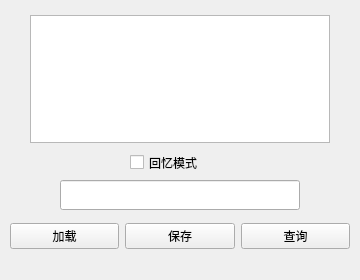
jaqchen/wb06, file wubiform/wubiform.ui: the form before one commit.
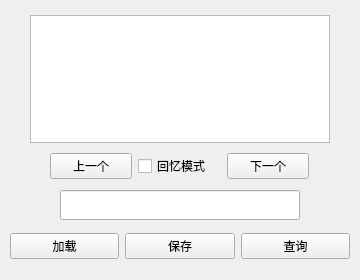
The form after the commit.

Diff of the .ui file:
```diff
--- a/wubiform/wubiform.ui
+++ b/wubiform/wubiform.ui
@@ -45,7 +45,7 @@
    <property name="geometry">
     <rect>
      <x>60</x>
-     <y>180</y>
+     <y>190</y>
      <width>240</width>
      <height>30</height>
     </rect>
@@ -61,7 +61,7 @@
    <property name="geometry">
     <rect>
      <x>10</x>
-     <y>220</y>
+     <y>230</y>
      <width>340</width>
      <height>33</height>
     </rect>
@@ -99,18 +99,44 @@
     </item>
    </layout>
   </widget>
-  <widget class="QCheckBox" name="recall_mode">
+  <widget class="QWidget" name="layoutWidget">
    <property name="geometry">
     <rect>
-     <x>130</x>
+     <x>50</x>
      <y>150</y>
-     <width>100</width>
-     <height>25</height>
+     <width>259</width>
+     <height>33</height>
     </rect>
    </property>
-   <property name="text">
-    <string>回忆模式</string>
-   </property>
+   <layout class="QHBoxLayout" name="horizontalLayout2">
+    <item>
+     <widget class="QPushButton" name="button_prev">
+      <property name="text">
+       <string>上一个</string>
+      </property>
+      <property name="autoDefault">
+       <bool>false</bool>
+      </property>
+     </widget>
+    </item>
+    <item>
+     <widget class="QCheckBox" name="recall_mode">
+      <property name="text">
+       <string>回忆模式</string>
+      </property>
+     </widget>
+    </item>
+    <item>
+     <widget class="QPushButton" name="button_next">
+      <property name="text">
+       <string>下一个</string>
+      </property>
+      <property name="autoDefault">
+       <bool>false</bool>
+      </property>
+     </widget>
+    </item>
+   </layout>
   </widget>
  </widget>
  <resources/>
```
Left out of the diff: 66 changed lines with no effect on the pictures.
